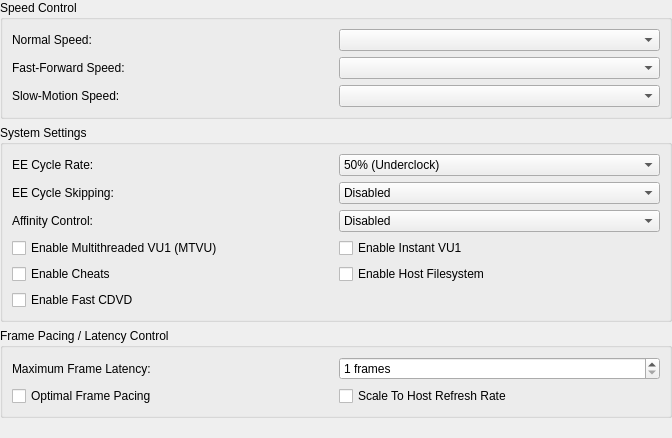
PCSX2/pcsx2, file pcsx2-qt/Settings/EmulationSettingsWidget.ui: the form before one commit.
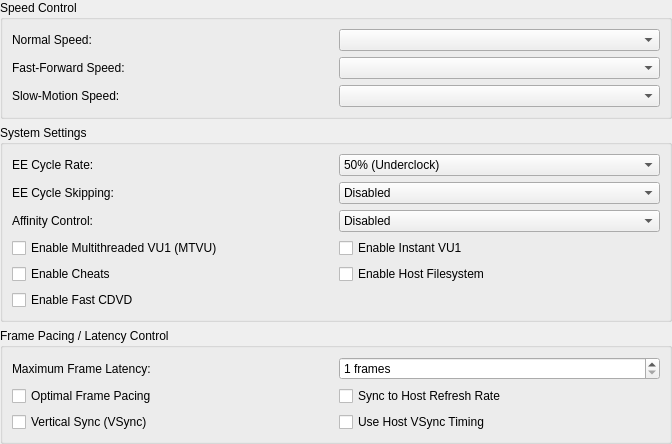
The form after the commit.

Commit message:
GS: Improve vsync mode selection
All games use mailbox/triple buffering. Except when you enable sync to
host refresh, in which case FIFO/double buffering is used.

This means vsync enabled will ever tear, but at the same time, never
drop to 30fps on a missed frame due to frame rate differences.

To have the "best of both worlds", you should enable vsync and sync to
host refresh. Previously, this resulted in additional input lag, since
the host vsync would drive the EE frame timing. Now, this behaviour is
disabled by default, unless you enable "Use Host VSync Timing".

```diff
--- a/pcsx2-qt/Settings/EmulationSettingsWidget.ui
+++ b/pcsx2-qt/Settings/EmulationSettingsWidget.ui
@@ -261,6 +261,20 @@
       </item>
       <item row="3" column="0" colspan="2">
        <layout class="QGridLayout" name="basicCheckboxGridLayout">
+        <item row="1" column="1">
+         <widget class="QCheckBox" name="useVSyncForTiming">
+          <property name="text">
+           <string>Use Host VSync Timing</string>
+          </property>
+         </widget>
+        </item>
+        <item row="0" column="1">
+         <widget class="QCheckBox" name="syncToHostRefreshRate">
+          <property name="text">
+           <string>Sync to Host Refresh Rate</string>
+          </property>
+         </widget>
+        </item>
         <item row="0" column="0">
          <widget class="QCheckBox" name="optimalFramePacing">
           <property name="text">
@@ -268,10 +282,10 @@
           </property>
          </widget>
         </item>
-        <item row="0" column="1">
-         <widget class="QCheckBox" name="syncToHostRefreshRate">
+        <item row="1" column="0">
+         <widget class="QCheckBox" name="vsync">
           <property name="text">
-           <string>Scale To Host Refresh Rate</string>
+           <string>Vertical Sync (VSync)</string>
           </property>
          </widget>
         </item>
```
Left out of the diff: 2 changed lines with no effect on the pictures. The commit also changes 39 other files.
